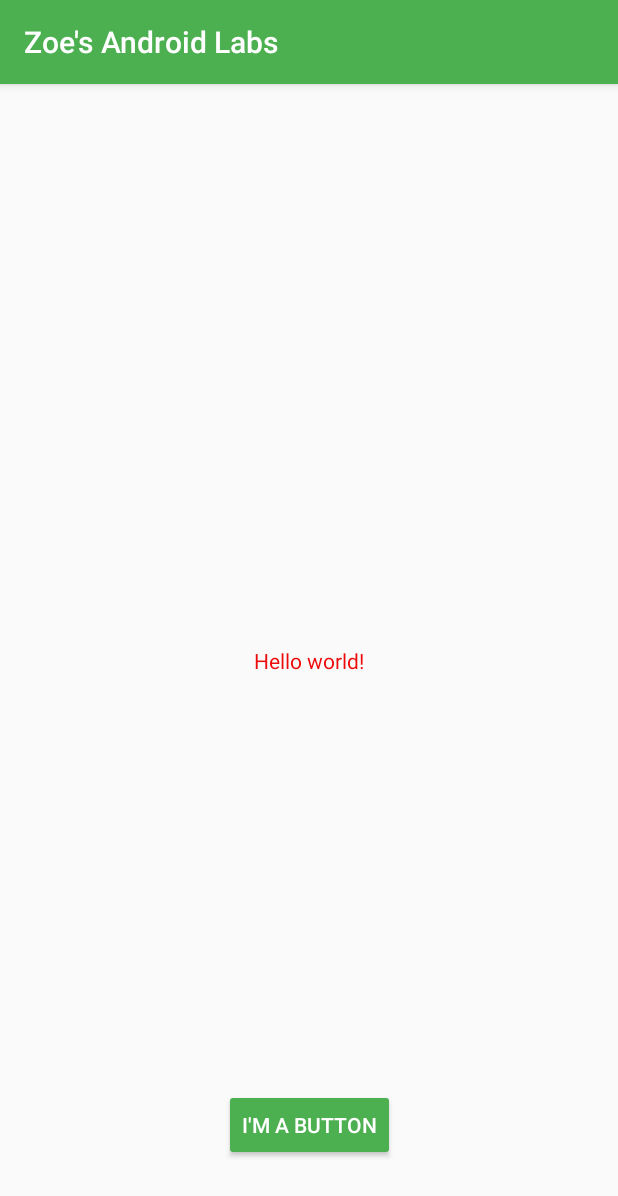
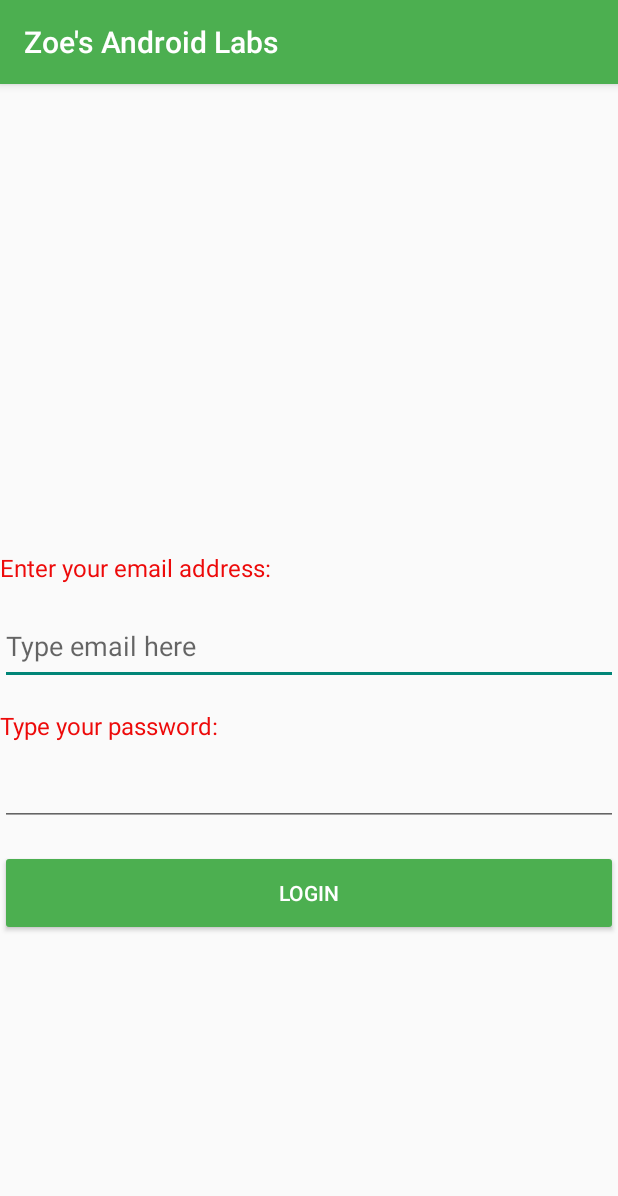
Before and after one commit to ZHOU-1234567/MyAndroidLabs, an Android app: the screen it shows after launch (MainActivity), on a phone screen of 412 x 824 dp. Shown: the top 1196 px of the screen. Run offline under Robolectric (Android 15) with nearby library versions, the phone set to English and light mode, and no system bars.

Commit message:
Finished login, phone call and profile photo features of Lab 4

```diff
--- a/app/src/main/java/algonquin/cst2335/zhou0232/MainActivity.java
+++ b/app/src/main/java/algonquin/cst2335/zhou0232/MainActivity.java
@@ -1,14 +1,66 @@
 package algonquin.cst2335.zhou0232;
+
+import android.content.Context;
+import android.content.Intent;
+import android.content.SharedPreferences;
+import android.os.Bundle;
+import android.util.Log;
+import android.widget.Button;
+import android.widget.EditText;
 
 import androidx.appcompat.app.AppCompatActivity;
 
-import android.os.Bundle;
-
 public class MainActivity extends AppCompatActivity {
-
     @Override
     protected void onCreate(Bundle savedInstanceState) {
         super.onCreate(savedInstanceState);
         setContentView(R.layout.activity_main);
+
+        Log.w(getString(R.string.TAG), getString(R.string.on_create_message));
+        SharedPreferences prefs = getSharedPreferences(getString(R.string.pref_filename), Context.MODE_PRIVATE);
+        EditText emailEditText = (EditText) findViewById(R.id.emailEditText);
+        emailEditText.setText(prefs.getString(getString(R.string.login_variable_name), ""));
+
+        Button loginButton = (Button) findViewById(R.id.loginButton);
+        loginButton.setOnClickListener(clk -> {
+            String emailAddress = emailEditText.getText().toString();
+            SharedPreferences.Editor editor = prefs.edit();
+            editor.putString(getString(R.string.login_variable_name), emailAddress);
+            editor.apply();
+
+            Intent nextPage = new Intent(MainActivity.this, SecondActivity.class);
+            nextPage.putExtra(getString(R.string.intent_email_variable_name), emailAddress);
+            startActivity(nextPage);
+        });
+    }
+
+    @Override
+    protected void onStart() {
+        super.onStart();
+        Log.w(getString(R.string.TAG), getString(R.string.on_start_message));
+    }
+
+    @Override
+    protected void onResume() {
+        super.onResume();
+        Log.w(getString(R.string.TAG), getString(R.string.on_resume_message));
+    }
+
+    @Override
+    protected void onPause() {
+        super.onPause();
+        Log.w(getString(R.string.TAG), getString(R.string.on_pause_message));
+    }
+
+    @Override
+    protected void onStop() {
+        super.onStop();
+        Log.w(getString(R.string.TAG), getString(R.string.on_stop_message));
+    }
+
+    @Override
+    protected void onDestroy() {
+        super.onDestroy();
+        Log.w(getString(R.string.TAG), getString(R.string.on_destroy_message));
     }
 }
--- a/app/src/main/res/layout/activity_main.xml
+++ b/app/src/main/res/layout/activity_main.xml
@@ -7,23 +7,56 @@
     tools:context=".MainActivity">
 
     <TextView
-        android:layout_width="wrap_content"
+        android:layout_width="0dp"
         android:layout_height="wrap_content"
-        android:text="@string/hello_message"
-        app:layout_constraintBottom_toBottomOf="parent"
-        app:layout_constraintEnd_toEndOf="parent"
-        app:layout_constraintStart_toStartOf="parent"
-        app:layout_constraintTop_toTopOf="parent" />
+        android:layout_marginBottom="16dp"
+        android:text="@string/enter_your_email_address"
+        android:textSize="16sp"
+        app:layout_constraintBottom_toTopOf="@+id/emailEditText"
+        app:layout_constraintEnd_toEndOf="@+id/emailEditText"
+        app:layout_constraintStart_toStartOf="@+id/emailEditText" />
+
+    <EditText
+        android:id="@+id/emailEditText"
+        android:layout_width="0dp"
+        android:layout_height="51dp"
+        android:layout_marginBottom="16dp"
+        android:hint="@string/type_email_here"
+        android:inputType="textEmailAddress"
+        app:layout_constraintBottom_toTopOf="@+id/textView"
+        app:layout_constraintEnd_toEndOf="@+id/textView"
+        app:layout_constraintStart_toStartOf="@+id/textView" />
+
+    <TextView
+        android:id="@+id/textView"
+        android:layout_width="0dp"
+        android:layout_height="wrap_content"
+        android:layout_marginBottom="16dp"
+        android:text="@string/type_your_password"
+        android:textSize="16sp"
+        app:layout_constraintBottom_toTopOf="@+id/editText2"
+        app:layout_constraintEnd_toEndOf="@+id/editText2"
+        app:layout_constraintStart_toStartOf="@+id/editText2" />
+
+    <EditText
+        android:id="@+id/editText2"
+        android:layout_width="0dp"
+        android:layout_height="40dp"
+        android:layout_marginBottom="16dp"
+        android:inputType="textPassword"
+        app:layout_constraintBottom_toTopOf="@+id/loginButton"
+        app:layout_constraintEnd_toEndOf="@+id/loginButton"
+        app:layout_constraintStart_toStartOf="@+id/loginButton" />
 
     <Button
-        android:layout_width="wrap_content"
-        android:layout_height="wrap_content"
-        android:layout_marginBottom="50dp"
-        android:text="@string/button_message"
+        android:id="@+id/loginButton"
+        android:layout_width="0dp"
+        android:layout_height="57dp"
+        android:layout_marginBottom="200dp"
         android:backgroundTint="@color/my_primary"
+        android:text="@string/login"
         android:textColor="@color/white"
         app:layout_constraintBottom_toBottomOf="parent"
         app:layout_constraintEnd_toEndOf="parent"
-        app:layout_constraintHorizontal_bias="0.5"
         app:layout_constraintStart_toStartOf="parent" />
 </androidx.constraintlayout.widget.ConstraintLayout>
--- a/app/src/main/res/values/strings.xml
+++ b/app/src/main/res/values/strings.xml
@@ -2,4 +2,24 @@
     <string name="app_name">Zoe\'s Android Labs</string>
     <string name="hello_message">Hello world!</string>
     <string name="button_message">I\'m a button</string>
+    <string name="enter_your_email_address">Enter your email address:</string>
+    <string name="type_email_here">Type email here</string>
+    <string name="type_your_password">Type your password:</string>
+    <string name="login">LOGIN</string>
+    <string name="call_number">CALL NUMBER</string>
+    <string name="change_picture">CHANGE PICTURE</string>
+    <string name="bitmap_filename" translatable="false">Picture.png</string>
+    <string name="TAG" translatable="false">MainActivity</string>
+    <string name="pref_filename" translatable="false">MyData</string>
+    <string name="on_create_message">In onCreate() - Loading Widgets</string>
+    <string name="on_start_message">In onStart() - The application is now visible on screen.</string>
+    <string name="on_resume_message">In onResume() - The application is now responding to user input.</string>
+    <string name="on_pause_message">In onPause() - The application no longer responds to user input.</string>
+    <string name="on_stop_message">In onStop() - The application is no longer visible.</string>
+    <string name="on_destroy_message">In onDestroy() - Any memory used by the application is freed.</string>
+    <string name="login_variable_name" translatable="false">LoginName</string>
+    <string name="intent_email_variable_name" translatable="false">EmailAddress</string>
+    <string name="welcome_message_template">Welcome back %s</string>
+    <string name="phone_number_variable_name" translatable="false">PhoneNumber</string>
+    <string name="call_uri_format" translatable="false">tel:%s</string>
 </resources>
--- a/app/src/main/res/values/themes.xml
+++ b/app/src/main/res/values/themes.xml
@@ -1,4 +1,4 @@
-<resources xmlns:tools="http://schemas.android.com/tools">
+<resources>
     <!-- Base application theme. -->
     <style name="Base.Theme.ZoesAndroidLabs" parent="Theme.AppCompat.Light.DarkActionBar">
         <!-- Primary brand color. -->
--- a/build.gradle.kts
+++ b/build.gradle.kts
@@ -1,4 +1,4 @@
 // Top-level build file where you can add configuration options common to all sub-projects/modules.
 plugins {
-    id("com.android.application") version "8.2.1" apply false
+    id("com.android.application") version "8.2.2" apply false
 }
```
Also changed, not shown: app/src/main/AndroidManifest.xml (+13 -1 lines), app/src/main/java/algonquin/cst2335/zhou0232/SecondActivity.java (added, +106 -0 lines), app/src/main/res/layout/activity_second.xml (added, +61 -0 lines).
